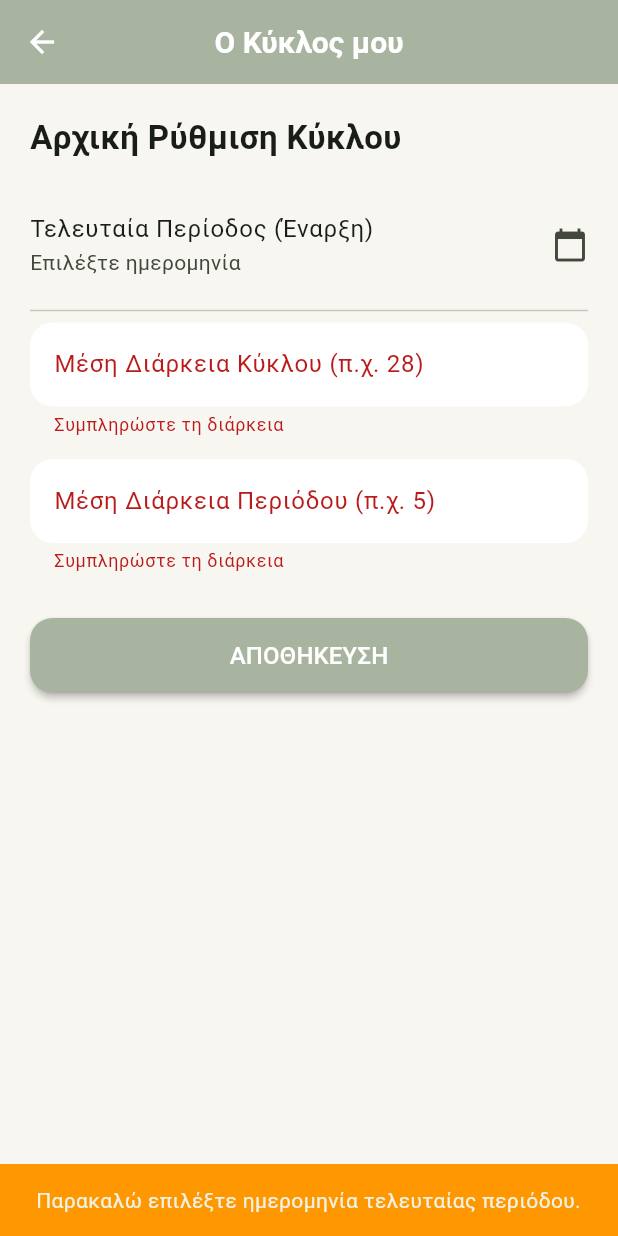
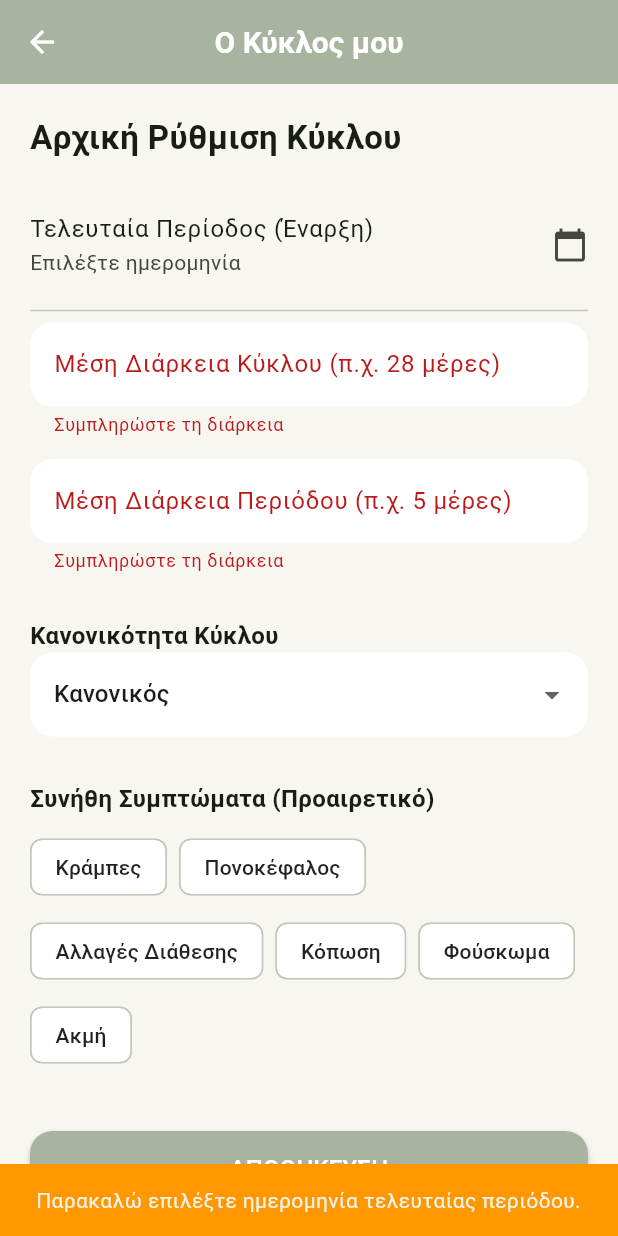
Before and after one commit to avramargeti/NutriFit, a Flutter app: the CycleScreen screen opened directly, after a tap on "ΑΠΟΘΗΚΕΥΣΗ", on a phone screen of 412 x 824 dp. Run offline on Flutter 3.47's test engine with Material 3 defaults, Android fonts, the phone set to English and light mode, and no system bars; our stand-ins replace cloud_firestore, firebase_auth, firebase_core; accounts and stored records are empty; statements that could not run were skipped.

Commit message:
Αναβάθμιση Φόρμας Αρχικής Ρύθμισης

```diff
--- a/lib/cycle_screen.dart
+++ b/lib/cycle_screen.dart
@@ -14,12 +14,20 @@ class _CycleScreenState extends State<CycleScreen> {
   final CycleService _cycleService = CycleService();
   final Color sageGreen = const Color(0xFFA8B3A0);
 
-  // Controllers για τη φόρμα
   final _formKey = GlobalKey<FormState>();
   final TextEditingController _cycleLengthController = TextEditingController();
   final TextEditingController _periodDurationController = TextEditingController();
   DateTime? _selectedLastPeriodDate;
   bool _isLoading = false;
+
+  String _selectedRegularity = 'Κανονικός';
+  List<String> _selectedSymptoms = [];
+
+  final List<String> _regularityOptions = ['Κανονικός', 'Ακανόνιστος', 'Δεν γνωρίζω'];
+  final List<String> _commonSymptoms = [
+    'Κράμπες', 'Πονοκέφαλος', 'Αλλαγές Διάθεσης',
+    'Κόπωση', 'Φούσκωμα', 'Ακμή'
+  ];
 
   @override
   Widget build(BuildContext context) {
@@ -36,9 +44,7 @@ class _CycleScreenState extends State<CycleScreen> {
           : StreamBuilder<DocumentSnapshot>(
               stream: _cycleService.getUserCycleProfile(),
               builder: (context, snapshot) {
-                if (snapshot.hasError) {
-                  return const Center(child: Text('Σφάλμα φόρτωσης δεδομένων'));
-                }
+                if (snapshot.hasError) return const Center(child: Text('Σφάλμα φόρτωσης δεδομένων'));
                 if (snapshot.connectionState == ConnectionState.waiting) {
                   return Center(child: CircularProgressIndicator(color: sageGreen));
                 }
@@ -55,7 +61,6 @@ class _CycleScreenState extends State<CycleScreen> {
     );
   }
 
-  // --- Φόρμα Αρχικής Ρύθμισης ---
   Widget _buildSetupForm() {
     return SingleChildScrollView(
       padding: const EdgeInsets.all(20.0),
@@ -86,7 +91,7 @@ class _CycleScreenState extends State<CycleScreen> {
             TextFormField(
               controller: _cycleLengthController,
               keyboardType: TextInputType.number,
-              decoration: const InputDecoration(labelText: 'Μέση Διάρκεια Κύκλου (π.χ. 28)'),
+              decoration: const InputDecoration(labelText: 'Μέση Διάρκεια Κύκλου (π.χ. 28 μέρες)'),
               validator: (value) => value!.isEmpty ? 'Συμπληρώστε τη διάρκεια' : null,
             ),
             const SizedBox(height: 15),
@@ -94,10 +99,45 @@ class _CycleScreenState extends State<CycleScreen> {
             TextFormField(
               controller: _periodDurationController,
               keyboardType: TextInputType.number,
-              decoration: const InputDecoration(labelText: 'Μέση Διάρκεια Περιόδου (π.χ. 5)'),
+              decoration: const InputDecoration(labelText: 'Μέση Διάρκεια Περιόδου (π.χ. 5 μέρες)'),
               validator: (value) => value!.isEmpty ? 'Συμπληρώστε τη διάρκεια' : null,
             ),
             const SizedBox(height: 30),
+
+            const Text('Κανονικότητα Κύκλου', style: TextStyle(fontWeight: FontWeight.bold, fontSize: 16)),
+            DropdownButtonFormField<String>(
+              value: _selectedRegularity,
+              items: _regularityOptions.map((e) => DropdownMenuItem(value: e, child: Text(e))).toList(),
+              onChanged: (val) => setState(() => _selectedRegularity = val!),
+            ),
+            const SizedBox(height: 30),
+
+            const Text('Συνήθη Συμπτώματα (Προαιρετικό)', style: TextStyle(fontWeight: FontWeight.bold, fontSize: 16)),
+            const SizedBox(height: 10),
+            Wrap(
+              spacing: 8,
+              runSpacing: 8,
+              children: _commonSymptoms.map((symptom) {
+                final isSelected = _selectedSymptoms.contains(symptom);
+                return FilterChip(
+                  label: Text(symptom),
+                  selected: isSelected,
+                  selectedColor: Colors.pink.shade100,
+                  checkmarkColor: Colors.pink.shade400,
+                  labelStyle: TextStyle(color: isSelected ? Colors.pink.shade700 : Colors.black87),
+                  onSelected: (bool selected) {
+                    setState(() {
+                      if (selected) {
+                        _selectedSymptoms.add(symptom);
+                      } else {
+                        _selectedSymptoms.remove(symptom);
+                      }
+                    });
+                  },
+                );
+              }).toList(),
+            ),
+            const SizedBox(height: 40),
 
             SizedBox(
               width: double.infinity,
@@ -110,13 +150,13 @@ class _CycleScreenState extends State<CycleScreen> {
                   : const Text('ΑΠΟΘΗΚΕΥΣΗ', style: TextStyle(color: Colors.white, fontSize: 16)),
               ),
             ),
+            const SizedBox(height: 20),
           ],
         ),
       ),
     );
   }
 
-  // --- Το Ημερολόγιο (Προσωρινό UI) ---
   Widget _buildCalendarView(Map<String, dynamic> data) {
     DateTime nextPeriod = (data['nextPeriodPredicted'] as Timestamp).toDate();
     return Center(
@@ -137,7 +177,6 @@ class _CycleScreenState extends State<CycleScreen> {
     );
   }
 
-  // --- Βοηθητικές Συναρτήσεις ---
   Future<void> _pickDate() async {
     DateTime? picked = await showDatePicker(
       context: context,
@@ -150,7 +189,6 @@ class _CycleScreenState extends State<CycleScreen> {
     }
   }
 
-  // --- 1. Έλεγχος Εγκυρότητας (validate_data) ---
   bool _validateData() {
     bool isFormValid = _formKey.currentState!.validate();
     bool isDateSelected = _selectedLastPeriodDate != null;
@@ -164,16 +202,12 @@ class _CycleScreenState extends State<CycleScreen> {
       ScaffoldMessenger.of(context).showSnackBar(
         SnackBar(content: Text(errorMsg), backgroundColor: Colors.orange),
       );
-
       return false;
     }
-
     return true;
   }
 
-  // --- 2. Υποβολή Δεδομένων ---
   Future<void> _submitForm() async {
-    // Καλεί τη νέα συνάρτηση ελέγχου πριν κάνει οτιδήποτε άλλο
     if (!_validateData()) return;
 
     setState(() => _isLoading = true);
@@ -182,6 +216,8 @@ class _CycleScreenState extends State<CycleScreen> {
         lastPeriodStart: _selectedLastPeriodDate!,
         cycleLength: int.parse(_cycleLengthController.text),
         periodDuration: int.parse(_periodDurationController.text),
+        regularity: _selectedRegularity,    // Στέλνουμε το νέο πεδίο
+        typicalSymptoms: _selectedSymptoms, // Στέλνουμε το νέο πεδίο
       );
 
       if (mounted) {
--- a/lib/cycle_service.dart
+++ b/lib/cycle_service.dart
@@ -12,21 +12,27 @@ class CycleService {
     return _db.collection('users').doc(user.uid).collection('cycleProfile').doc('settings').snapshots();
   }
 
+  // Προστέθηκαν τα 2 νέα πεδία
   Future<void> saveInitialSettings({
     required DateTime lastPeriodStart,
     required int cycleLength,
     required int periodDuration,
+    required String regularity,
+    required List<String> typicalSymptoms,
   }) async {
     final user = _auth.currentUser;
     if (user == null) return;
 
     DateTime nextPeriodPredicted = lastPeriodStart.add(Duration(days: cycleLength));
 
+    // Αποθήκευση όλων στη βάση δεδομένων
     await _db.collection('users').doc(user.uid).collection('cycleProfile').doc('settings').set({
       'lastPeriodStart': lastPeriodStart,
       'cycleLength': cycleLength,
       'periodDuration': periodDuration,
       'nextPeriodPredicted': nextPeriodPredicted,
+      'regularity': regularity,           // <-- ΝΕΟ
+      'typicalSymptoms': typicalSymptoms, // <-- ΝΕΟ
       'createdAt': FieldValue.serverTimestamp(),
     });
   }
```
